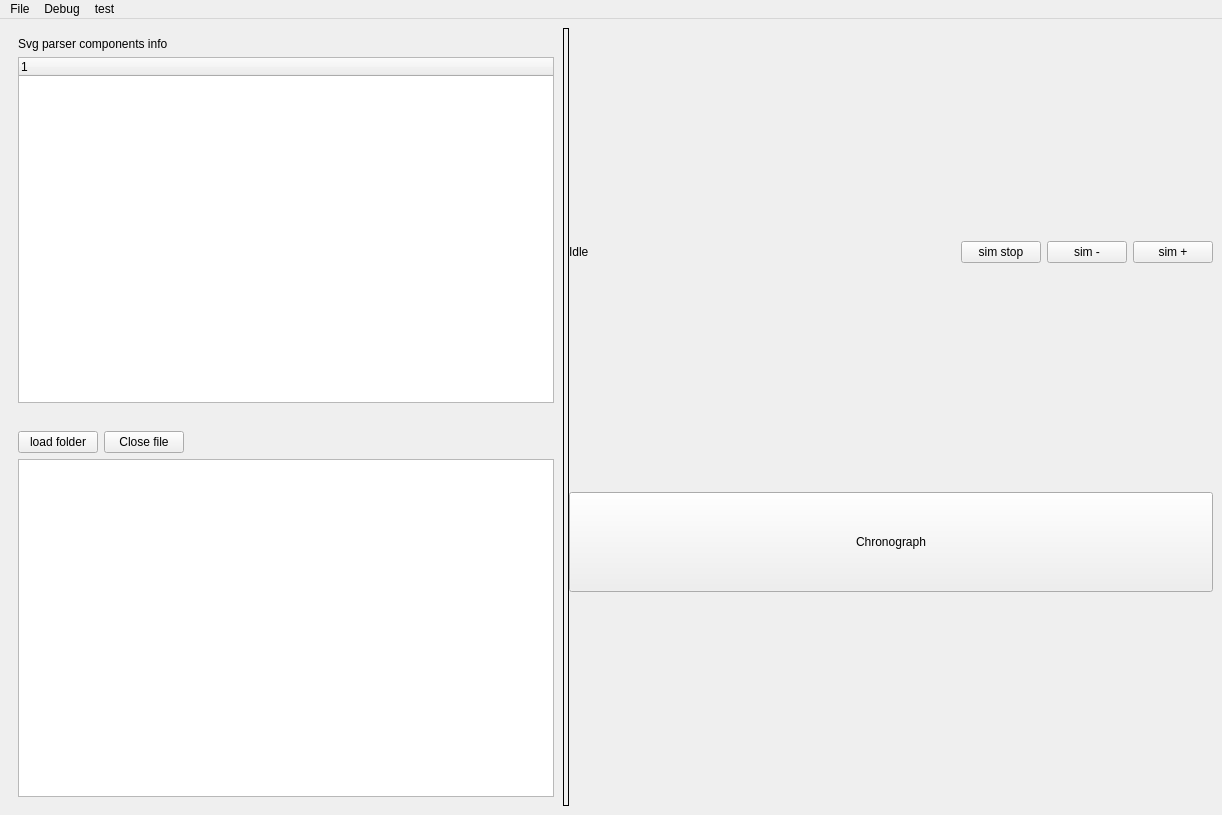
Above: code/Qt_VHDL_SVG_proj/forms/mainwindow.ui from LirokWid/QT_VHDL_simulator before the change. Below: the same form after it.
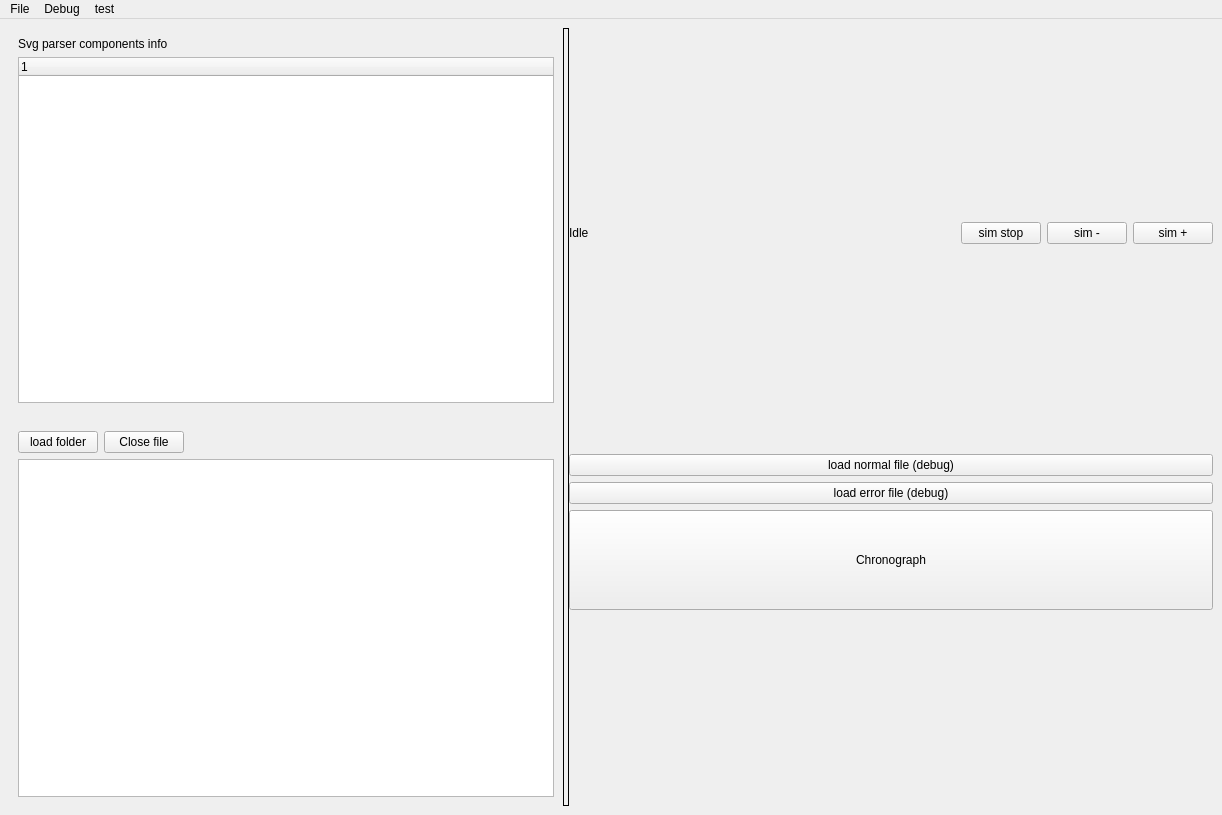
That is the form after the change.

Commit message: Debug buttons added

```diff
--- a/code/Qt_VHDL_SVG_proj/forms/mainwindow.ui
+++ b/code/Qt_VHDL_SVG_proj/forms/mainwindow.ui
@@ -274,6 +274,20 @@
           <property name="sizeConstraint">
            <enum>QLayout::SetFixedSize</enum>
           </property>
+          <item>
+           <widget class="QPushButton" name="pushButton">
+            <property name="text">
+             <string>load normal file (debug)</string>
+            </property>
+           </widget>
+          </item>
+          <item>
+           <widget class="QPushButton" name="pushButton_2">
+            <property name="text">
+             <string>load error file (debug)</string>
+            </property>
+           </widget>
+          </item>
           <item>
            <widget class="QPushButton" name="pushButton_11">
             <property name="minimumSize">
```
The commit also changes 3 other files.
